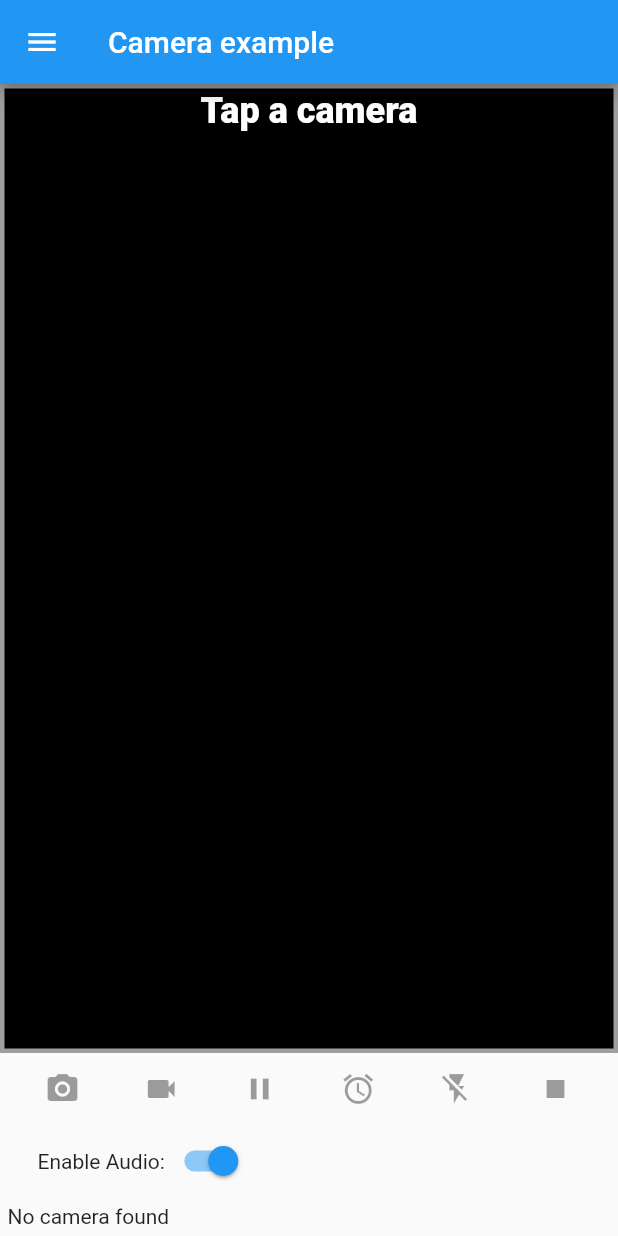
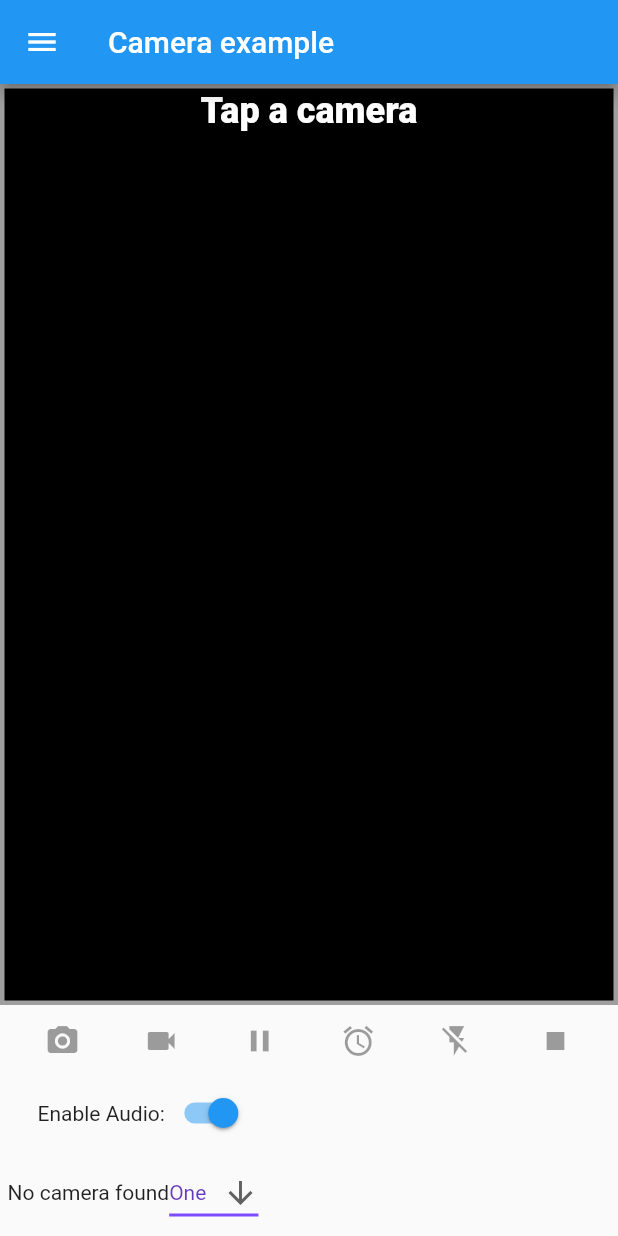
Before and after one commit to jacoco-c/camera_app, a Flutter app: the screen it shows after launch, on a phone screen of 412 x 824 dp. Run offline on Flutter 3.47's test engine with Material 2 defaults, Android fonts, the phone set to English and light mode, and no system bars; our stand-ins replace video_player; missing offline and left inert: flutter_better_camera.

Commit message:
add only dropdown

```diff
--- /dev/null
+++ b/lib/cameraswitch_menu.dart
@@ -0,0 +1,38 @@
+
+import 'package:flutter/material.dart';
+
+
+class CamMenu extends StatefulWidget {
+  @override
+  _CamMenu createState() => _CamMenu();
+}
+
+class _CamMenu extends State<CamMenu> {
+  String dropdownValue = 'One';
+
+  @override
+  Widget build(BuildContext context) {
+    return DropdownButton<String>(
+      value: dropdownValue,
+      icon: Icon(Icons.arrow_downward),
+      iconSize: 24,
+      elevation: 16,
+      style: TextStyle(color: Colors.deepPurple),
+      underline: Container(
+        height: 2,
+        color: Colors.deepPurpleAccent,
+      ),
+      onChanged: (String newValue) {
+        setState(() {
+          dropdownValue = newValue;
+        });
+      },
+      items: <String>['One', 'Two', 'Three', 'Four'].map<DropdownMenuItem<String>>((String value) {
+      return DropdownMenuItem<String>(
+        value: value,
+        child: Text(value),
+      );
+      }).toList(),
+    );
+  }
+}
--- a/lib/main.dart
+++ b/lib/main.dart
@@ -7,6 +7,7 @@
 import 'package:video_player/video_player.dart';
 
 import 'package:camera_app/drawer_menu.dart';
+import 'package:camera_app/cameraswitch_menu.dart';
 
 Future<void> main() async {
   // Fetch the available cameras before initializing the app.
@@ -127,6 +128,7 @@
               mainAxisAlignment: MainAxisAlignment.start,
               children: <Widget>[
                 _cameraTogglesRowWidget(),
+                CamMenu(),
                 _thumbnailWidget(),
               ],
             ),
```
